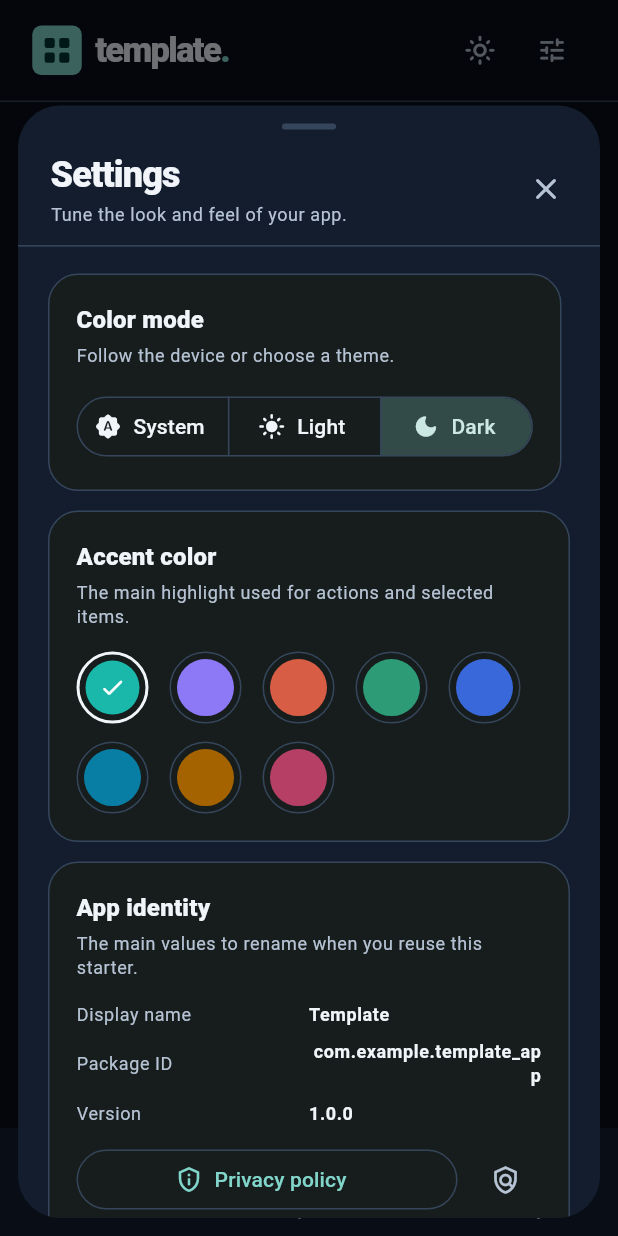
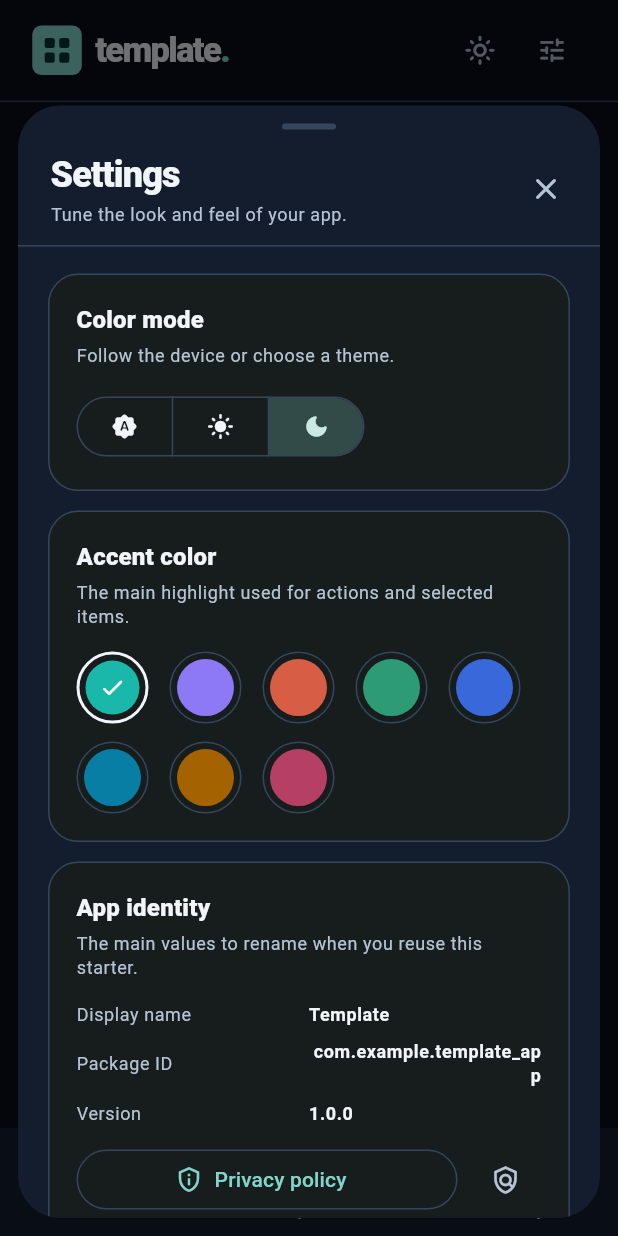
Before and after one commit to jan-lederer/Template-App, a Flutter app: the screen it shows after launch, after a tap on the "dark mode" icon, after a tap on the "tune" icon, on a phone screen of 412 x 824 dp. Run offline on Flutter 3.47's test engine with Material 3 defaults, Android fonts, the phone set to English and light mode, and no system bars.

Commit message:
feat: update README and settings screen

```diff
--- a/lib/screens/settings_screen.dart
+++ b/lib/screens/settings_screen.dart
@@ -80,7 +80,7 @@ class SettingsScreen extends StatelessWidget {
               child: ConstrainedBox(
                 constraints: const BoxConstraints(maxWidth: 560),
                 child: Column(
-                  crossAxisAlignment: CrossAxisAlignment.start,
+                  crossAxisAlignment: CrossAxisAlignment.stretch,
                   children: [
                     _SettingsCard(
                       title: 'Color mode',
@@ -90,18 +90,24 @@ class SettingsScreen extends StatelessWidget {
                         segments: const [
                           ButtonSegment(
                             value: ThemeMode.system,
-                            icon: Icon(Icons.brightness_auto_rounded),
-                            label: Text('System'),
+                            icon: Tooltip(
+                              message: 'Follow device appearance',
+                              child: Icon(Icons.brightness_auto_rounded),
+                            ),
                           ),
                           ButtonSegment(
                             value: ThemeMode.light,
-                            icon: Icon(Icons.light_mode_rounded),
-                            label: Text('Light'),
+                            icon: Tooltip(
+                              message: 'Use light appearance',
+                              child: Icon(Icons.light_mode_rounded),
+                            ),
                           ),
                           ButtonSegment(
                             value: ThemeMode.dark,
-                            icon: Icon(Icons.dark_mode_rounded),
-                            label: Text('Dark'),
+                            icon: Tooltip(
+                              message: 'Use dark appearance',
+                              child: Icon(Icons.dark_mode_rounded),
+                            ),
                           ),
                         ],
                         selected: {themeMode},
--- a/pubspec.yaml
+++ b/pubspec.yaml
@@ -16,7 +16,7 @@ publish_to: 'none' # Remove this line if you wish to publish to pub.dev
 # https://developer.apple.com/library/archive/documentation/General/Reference/InfoPlistKeyReference/Articles/CoreFoundationKeys.html
 # In Windows, build-name is used as the major, minor, and patch parts
 # of the product and file versions while build-number is used as the build suffix.
-version: 1.0.0+12
+version: 1.0.0+14
 
 environment:
   sdk: ^3.13.5
```
Also changed, not shown: 2 other files.
